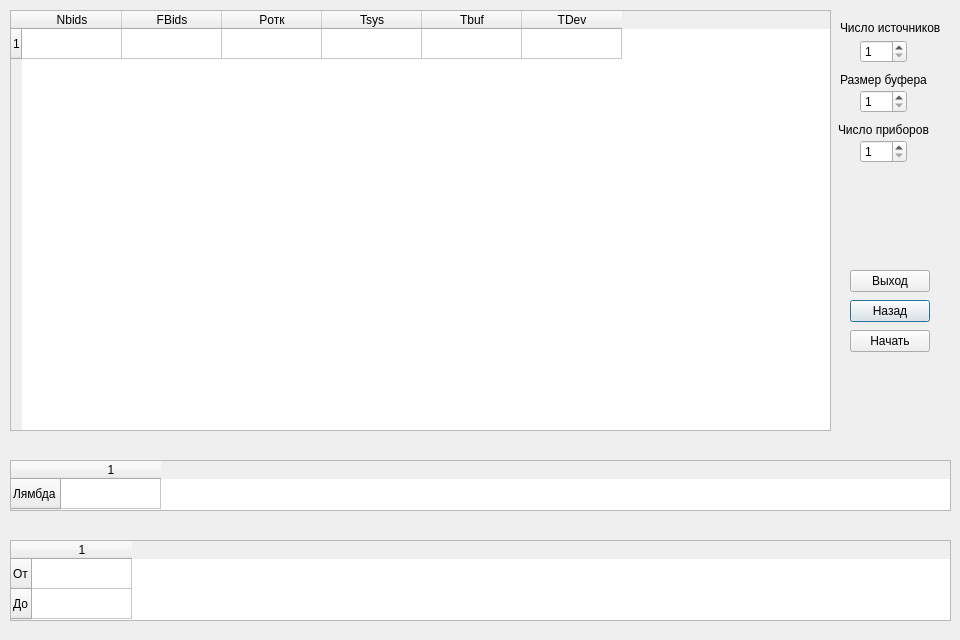
rch9/QueueingSystem, file resulttable.ui: the form before one commit.
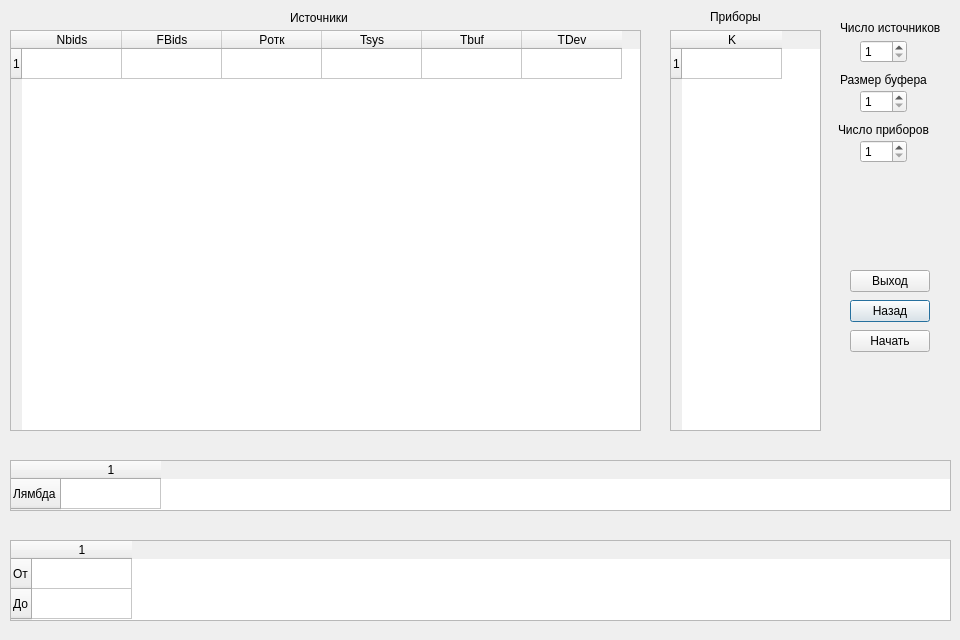
The form after the commit.

Patch:
```diff
--- a/resulttable.ui
+++ b/resulttable.ui
@@ -146,9 +146,9 @@
    <property name="geometry">
     <rect>
      <x>10</x>
-     <y>10</y>
-     <width>821</width>
-     <height>421</height>
+     <y>30</y>
+     <width>631</width>
+     <height>401</height>
     </rect>
    </property>
    <property name="rowCount">
@@ -235,6 +235,51 @@
    </row>
    <column/>
   </widget>
+  <widget class="QTableWidget" name="devKTable">
+   <property name="geometry">
+    <rect>
+     <x>670</x>
+     <y>30</y>
+     <width>151</width>
+     <height>401</height>
+    </rect>
+   </property>
+   <property name="rowCount">
+    <number>1</number>
+   </property>
+   <row/>
+   <column>
+    <property name="text">
+     <string>K</string>
+    </property>
+   </column>
+  </widget>
+  <widget class="QLabel" name="label_4">
+   <property name="geometry">
+    <rect>
+     <x>290</x>
+     <y>10</y>
+     <width>71</width>
+     <height>16</height>
+    </rect>
+   </property>
+   <property name="text">
+    <string>Источники</string>
+   </property>
+  </widget>
+  <widget class="QLabel" name="label_5">
+   <property name="geometry">
+    <rect>
+     <x>710</x>
+     <y>10</y>
+     <width>59</width>
+     <height>14</height>
+    </rect>
+   </property>
+   <property name="text">
+    <string>Приборы</string>
+   </property>
+  </widget>
  </widget>
  <resources/>
  <connections/>
```
